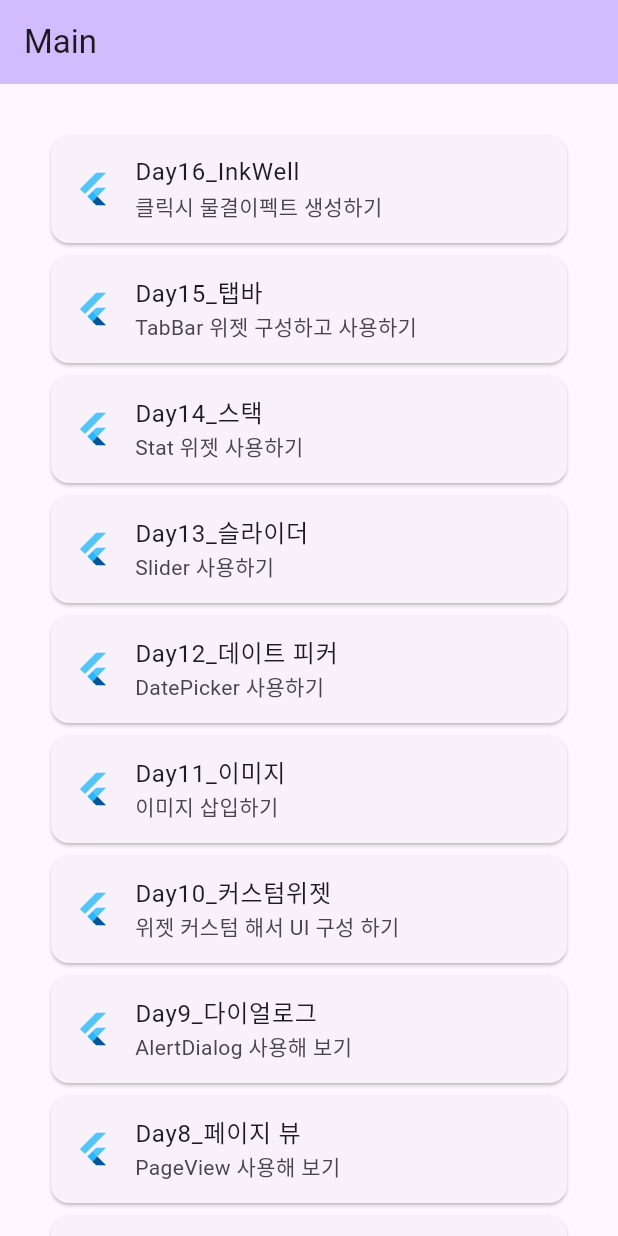
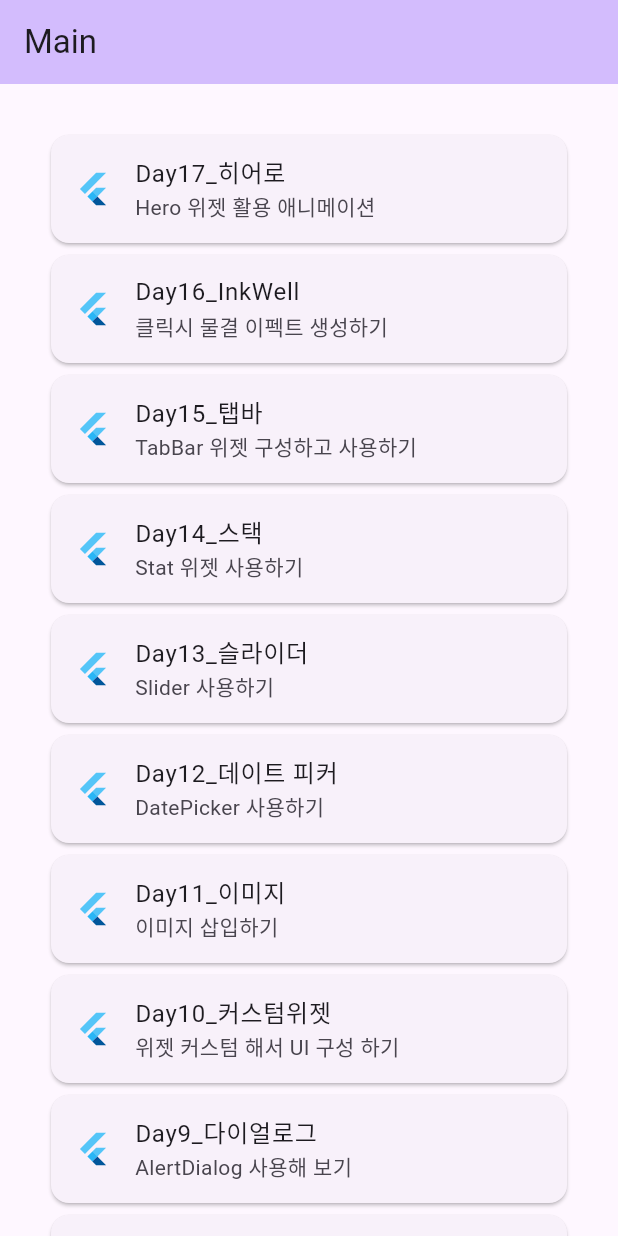
Before and after one commit to junselee42/flutter_study, a Flutter app: the screen it shows after launch, on a phone screen of 412 x 824 dp. Run offline on Flutter 3.47's test engine with Material 2 defaults, Android fonts, the phone set to English and light mode, and no system bars.

Commit message:
update: updated ex16

```diff
--- a/lib/main.dart
+++ b/lib/main.dart
@@ -55,8 +55,19 @@ class _MyHomePageState extends State<MyHomePage> {
           Card(
             child: ListTile(
               leading: const FlutterLogo(),
+              title: const Text('Day17_히어로'),
+              subtitle: const Text('Hero 위젯 활용 애니메이션'),
+              hoverColor: Colors.purple,
+              onTap: () {
+                Navigator.of(context).pushNamed('/seventeenth');
+              },
+            ),
+          ),
+          Card(
+            child: ListTile(
+              leading: const FlutterLogo(),
               title: const Text('Day16_InkWell'),
-              subtitle: const Text('클릭시 물결이펙트 생성하기'),
+              subtitle: const Text('클릭시 물결 이펙트 생성하기'),
               hoverColor: Colors.purple,
               onTap: () {
                 Navigator.of(context).pushNamed('/sixteenth');
--- a/lib/router/router.dart
+++ b/lib/router/router.dart
@@ -16,6 +16,7 @@ import 'package:flutter00/router/pages/thirteen.dart';
 import 'package:flutter00/router/pages/fourteen.dart';
 import 'package:flutter00/router/pages/fifteen.dart';
 import 'package:flutter00/router/pages/sixteen.dart';
+import 'package:flutter00/router/pages/seventeen.dart';
 
 final routes = {
   '/': (BuildContext context) => const MyHomePage(title: "Main"),
@@ -35,4 +36,5 @@ final routes = {
   '/fourteenth': (BuildContext context) => const FourteenPage(),
   '/fifteenth': (BuildContext context) => const FifteenPage(),
   '/sixteenth': (BuildContext context) => const SixteenPage(),
+  '/seventeenth': (BuildContext context) => const SeventeenPage(),
 };
```
Also changed, not shown: lib/router/pages/seventeen.dart (added, +49 -0 lines).
